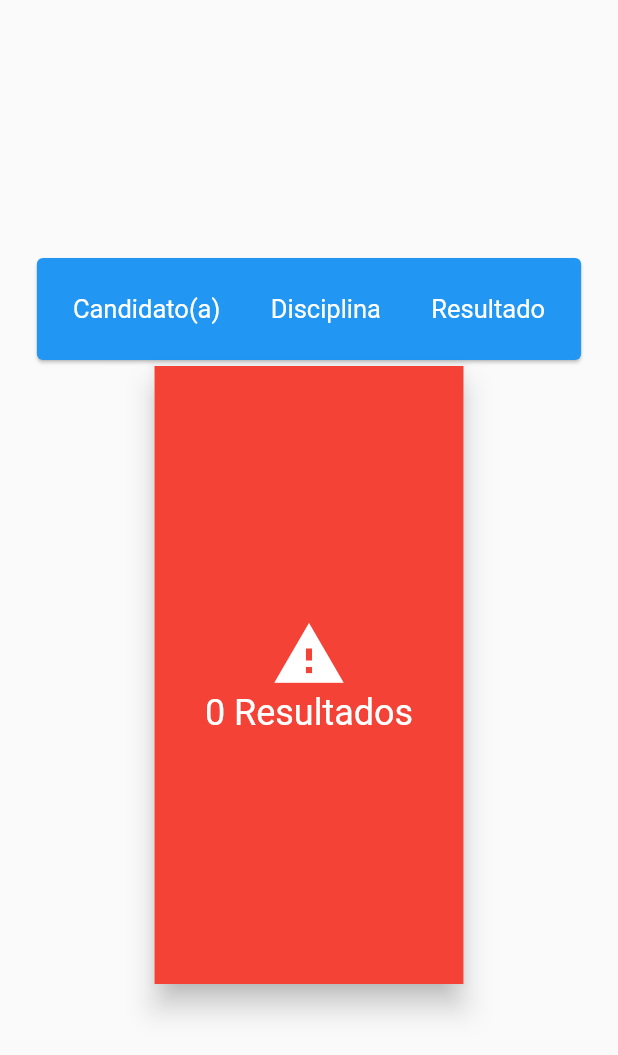
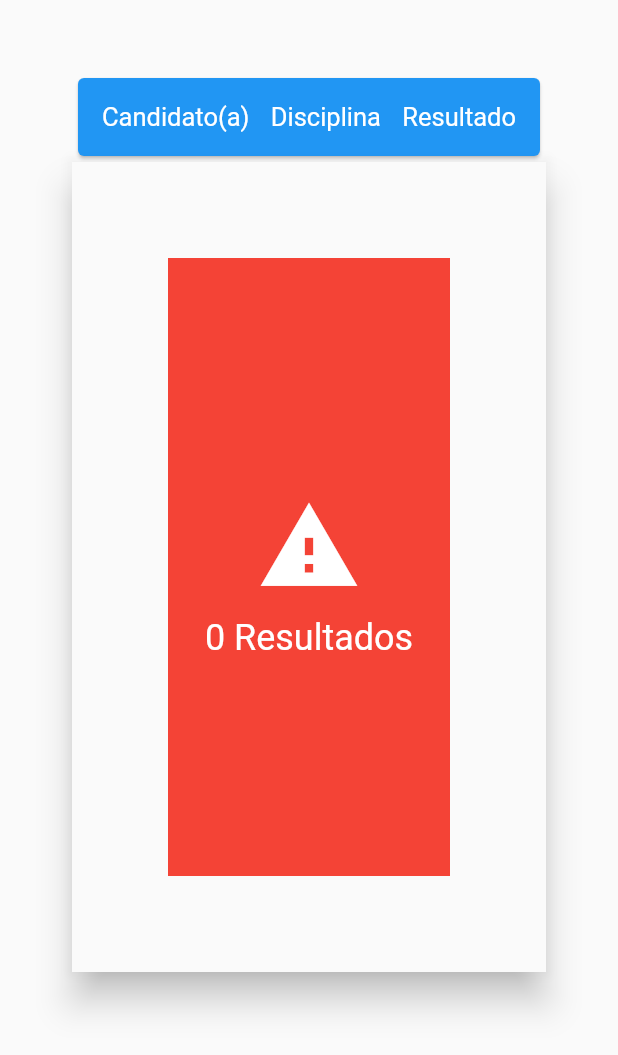
Before and after one commit to JordanElizeu/ProjectEnadeFlutter, a Flutter app: the ViewResults screen opened directly, on a phone screen of 412 x 824 dp. Shown: the top 1055 px of the screen. Run offline on Flutter 3.47's test engine with Material 2 defaults, Android fonts, the phone set to English and light mode, and no system bars; our stand-ins replace circular_countdown_timer, email_validator, firebase_auth, firebase_core, firebase_database, get and 3 more; missing offline and left inert: carousel_images, cloud_firestore_web, firebase_auth_web, firebase_core_web, firebase_database_web, horizontal_card_pager and 2 more; accounts and stored records are empty.

Commit message:
Atualização 4.4 - Responsividade 6/7

```diff
--- a/lib/components/dialog_exceptions.dart
+++ b/lib/components/dialog_exceptions.dart
@@ -69,7 +69,7 @@ class ResponseDialog extends StatelessWidget {
               child: Text(buttonText),
             ),
             onPressed: functionButton == null? (){Navigator.pop(context);}:functionButton
-            )
+        )
       ],
     );
   }
--- a/lib/controller/controller_firebase.dart
+++ b/lib/controller/controller_firebase.dart
@@ -5,7 +5,10 @@ import 'package:get/get_state_manager/src/simple/get_controllers.dart';
 class ControllerFirebase extends GetxController{
 
   bool userIsOn(){
-    return FirebaseAuth.instance.currentUser == null? false:true;
+    if(FirebaseAuth.instance.currentUser != null && FirebaseAuth.instance.currentUser.emailVerified){
+      return true;
+    }
+    return false;
   }
 
   getUuid(){
--- a/lib/controller/controller_quiz_ads.dart
+++ b/lib/controller/controller_quiz_ads.dart
@@ -63,6 +63,7 @@ class ControllerQuizAds extends GetxController {
           information: _informationAlertDialogFailure,
           context: context,
           title: _titleAlertDialogFailure);
+      //se for 10 é porque finalizou as 10 questões
     } else if (showQuestionScreenAds == 10) {
       Map<dynamic, dynamic> map = await getInformationOfUserOn(context);
       final name = map["nome"];
--- a/lib/controller/controller_results.dart
+++ b/lib/controller/controller_results.dart
@@ -7,7 +7,7 @@ class ControllerResults extends GetxController{
     List<dynamic> list;
 
     Future<List<dynamic>> getResultsAndSendToMap(BuildContext context) async {
-      list.add(await getAllResults(context: context));
+      list.add(await getAllValuesResultsToListResults(context: context));
       update();
       return list;
     }
--- a/lib/ui/app_bar.dart
+++ b/lib/ui/app_bar.dart
@@ -1,7 +1,7 @@
 import 'package:flutter/cupertino.dart';
 import 'package:flutter/material.dart';
 import 'package:project_enade/ui/tablet/appbar_tablet.dart';
-import 'desktop/appbar_desktop.dart';
+import 'desktop/view_appbar_desktop.dart';
 
 class ViewAppBar extends StatelessWidget {
   //Strings
--- a/lib/ui/desktop/view_question_ads_desktop.dart
+++ b/lib/ui/desktop/view_question_ads_desktop.dart
@@ -190,7 +190,7 @@ Widget _radiosButton(constraints) {
                 children: [
                   Visibility(
                       visible: controller.getImageAds() != "not found",
-                      child: Image.asset("${controller.getImageAds()}.png",height: constraints.maxHeight*0.40,)
+                      child: Image.asset("${controller.getImageAds()}.png",height: constraints.maxHeight*0.55,)
                   ),
                   _radio(
                       itemQuestion: "A)",
--- a/lib/ui/desktop/view_question_network_desktop.dart
+++ b/lib/ui/desktop/view_question_network_desktop.dart
@@ -133,10 +133,8 @@ Widget _buttonConfirmResponse(
 
   return Padding(
     padding: const EdgeInsets.all(32.0),
-    child: FittedBox(
     child: Row(
       mainAxisAlignment: MainAxisAlignment.spaceBetween,
-        crossAxisAlignment: CrossAxisAlignment.center,
       children: [
         Padding(
           padding: EdgeInsets.all(15.0),
@@ -165,7 +163,6 @@ Widget _buttonConfirmResponse(
           ),
         ),
       ],
-      ),
     ),
   );
 }
--- a/lib/ui/initial_page_web.dart
+++ b/lib/ui/initial_page_web.dart
@@ -2,7 +2,7 @@ import 'package:flutter/cupertino.dart';
 import 'package:flutter/material.dart';
 import 'package:flutter/widgets.dart';
 import 'package:project_enade/screen/responsive.dart';
-import 'package:project_enade/ui/desktop/view_appbar_desktop.dart';
+import 'package:project_enade/ui/desktop/page_initial_desktop.dart';
 import 'mobile/appbar_mobile.dart';
 
 class InitialPage extends StatelessWidget {
--- a/lib/ui/mobile/view_question_ads_mobile.dart
+++ b/lib/ui/mobile/view_question_ads_mobile.dart
@@ -178,7 +178,7 @@ Widget _radiosButton(constraints) {
               children: [
                 Visibility(
                     visible: controller.getImageAds() != "not found",
-                    child: Image.asset("${controller.getImageAds()}.png",height: constraints.maxHeight*0.40,)
+                    child: Image.asset("${controller.getImageAds()}.png",height: constraints.maxHeight*0.55,)
                 ),
                 _radio(
                     itemQuestion: "A)",
--- a/lib/ui/view_results.dart
+++ b/lib/ui/view_results.dart
@@ -1,10 +1,8 @@
 import 'package:flutter/cupertino.dart';
 import 'package:flutter/material.dart';
-import 'package:get/get_state_manager/src/simple/get_state.dart';
 import 'package:project_enade/components/dialog_exceptions.dart';
 import 'package:project_enade/components/progress.dart';
 import 'package:project_enade/controller/controller_methods.dart';
-import 'package:project_enade/controller/controller_results.dart';
 import 'package:project_enade/data/firebase.dart';
 import 'package:project_enade/router/Router.dart';
 
@@ -13,21 +11,17 @@ class ViewResults extends StatelessWidget {
 
   @override
   Widget build(BuildContext context) {
-    getAllResults(context: context);
+    getAllValuesResultsToListResults(context: context);
     return WillPopScope(
       onWillPop: () =>
           ControllerAllMethods()
               .transitionScreen(nameRoute: Routes.INITIAL, context: context) ??
           false,
-      child: Scaffold(body: Center(
-        child: LayoutBuilder(
+      child: Scaffold(body: LayoutBuilder(
         builder: (_, constraints) {
           return SingleChildScrollView(
-              child: Container(
-                width: constraints.maxWidth * 0.80 < 350
-                    ? constraints.maxWidth * 0.90
-                    : constraints.maxWidth * 0.80,
-                height: constraints.maxHeight*0.70,
+            child: Padding(
+              padding: const EdgeInsets.all(48.0),
               child: Column(
                 crossAxisAlignment: CrossAxisAlignment.center,
                 mainAxisAlignment: MainAxisAlignment.center,
@@ -36,41 +30,43 @@ class ViewResults extends StatelessWidget {
                     color: Colors.blue,
                     child: Center(
                       child: Padding(
-                          padding: const EdgeInsets.all(24.0),
+                        padding: const EdgeInsets.all(16.0),
                         child: Row(
                           mainAxisAlignment: MainAxisAlignment.spaceBetween,
                           children: [
-                              Text("Candidato(a)",style: TextStyle(fontSize: 17,color: Colors.white),),
-                              Text("Disciplina",style: TextStyle(fontSize: 17,color: Colors.white),),
-                              Text("Resultado",style: TextStyle(fontSize: 17,color: Colors.white),)
+                            Text(
+                              "Candidato(a)",
+                              style:
+                                  TextStyle(fontSize: 17, color: Colors.white),
+                            ),
+                            Text(
+                              "Disciplina",
+                              style:
+                                  TextStyle(fontSize: 17, color: Colors.white),
+                            ),
+                            Text(
+                              "Resultado",
+                              style:
+                                  TextStyle(fontSize: 17, color: Colors.white),
+                            )
                           ],
                         ),
                       ),
                     ),
                   ),
-                    Container(
-                      child: GetBuilder(
-                        init: ControllerResults(),
-                        builder: (ControllerResults controller) {
-                          return Container(
-                            child: futureBuilder(context,constraints),
-                          );
-                        },
-                      ),
-                    ),
+                  Container(child: futureBuilder(context, constraints))
                 ],
               ),
             ),
           );
         },
-        ),
       )),
     );
   }
 
-  Widget futureBuilder(BuildContext context,constraints) {
+  Widget futureBuilder(BuildContext context, constraints) {
     return FutureBuilder<Map<dynamic, dynamic>>(
-        future: getAllResults(context: context),
+        future: getAllValuesResultsToListResults(context: context),
         builder: (context, snapshot) {
           switch (snapshot.connectionState) {
             case ConnectionState.none:
@@ -87,10 +83,13 @@ class ViewResults extends StatelessWidget {
               break;
             case ConnectionState.done:
               if (snapshot.hasData) {
-                final Map<dynamic, dynamic> map = snapshot.data;
-                if(map.length > 1) {
+                final Map<dynamic, dynamic> _map = snapshot.data;
+                // 0 é o comprimento do mapa que vem do firebase, caso for 0 quer dizer que não tem nada
+                if (_map.length > 0 || _map != null) {
                   return ListView.builder(
-                      itemCount: map.length,
+                      itemCount: _map.length,
+                      scrollDirection: Axis.vertical,
+                      shrinkWrap: true,
                       itemBuilder: (buildContext, index) {
                         return Card(
                           child: Column(
@@ -100,25 +99,21 @@ class ViewResults extends StatelessWidget {
                                   mainAxisAlignment:
                                       MainAxisAlignment.spaceBetween,
                                   children: [
-                                    Text(map.values
+                                    Text(_map.values
                                         .toList()[index]["nome"]
                                         .toString()),
-                                    Text(map.values
+                                    Text(_map.values
                                         .toList()[index]["disciplina"]
                                         .toString()),
                                     Container(
                                       width: 80,
                                       height: 50,
-                                      child: Card(
-                                        color: Colors.blue,
                                       child: Center(
-                                          child: Text(map.values
+                                        child: Text(
+                                          _map.values
                                                   .toList()[index]["resultado"]
-                                              .toString() + "/10",
-                                            style: TextStyle(
-                                                color: Colors.white,
-                                                fontSize: 16,
-                                                fontWeight: FontWeight.bold),),
+                                                  .toString() +
+                                              ".0",
                                         ),
                                       ),
                                     ),
@@ -144,21 +139,34 @@ class ViewResults extends StatelessWidget {
   }
 }
 
-Widget emptyList(constraints){
+Widget emptyList(constraints) {
   return Material(
-    elevation: 8,
+    elevation: 10,
+    child: Padding(
+      padding: const EdgeInsets.all(64.0),
       child: Container(
+        color: Colors.red,
         alignment: Alignment.center,
-      height: constraints.maxHeight*0.50,
-      width: constraints.maxWidth*0.50,
-      color: Colors.red,
+        height: constraints.maxHeight * 0.50,
+        width: constraints.maxWidth * 0.50,
         child: Column(
           mainAxisAlignment: MainAxisAlignment.center,
           crossAxisAlignment: CrossAxisAlignment.center,
           children: [
-          Icon(Icons.warning,color: Colors.white,size: 50,),
-          Text("0 Resultados",style: TextStyle(fontSize: 24,color: Colors.white),)
+            Padding(
+              padding: const EdgeInsets.all(12.0),
+              child: Icon(
+                Icons.warning,
+                color: Colors.white,
+                size: 70,
+              ),
+            ),
+            Text(
+              "0 Resultados",
+              style: TextStyle(fontSize: 24, color: Colors.white),
+            )
           ],
+        ),
       ),
     ),
   );
```
Also changed, not shown: lib/controller/controller_initialpage_desktop.dart (+8 -0 lines), lib/controller/controller_login.dart (+5 -4 lines), lib/controller/controller_questions.dart (+4 -4 lines), lib/data/firebase.dart (+27 -11 lines), lib/ui/desktop/appbar_desktop.dart (deleted, +0 -103 lines), lib/ui/desktop/page_initial_desktop.dart (added, +67 -0 lines), lib/ui/desktop/view_appbar_desktop.dart (+83 -46 lines). Lines whose indentation alone changed are shown as unchanged.
